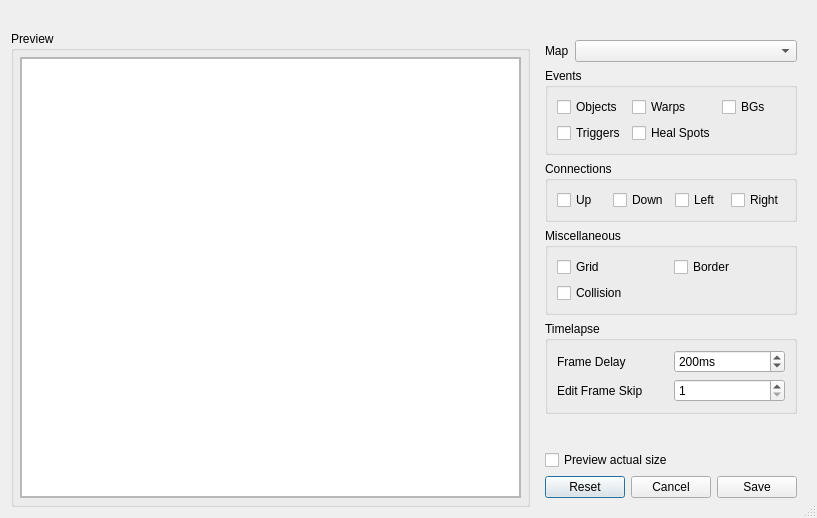
Above: forms/mapimageexporter.ui from huderlem/porymap before the change. Below: the same form after it.
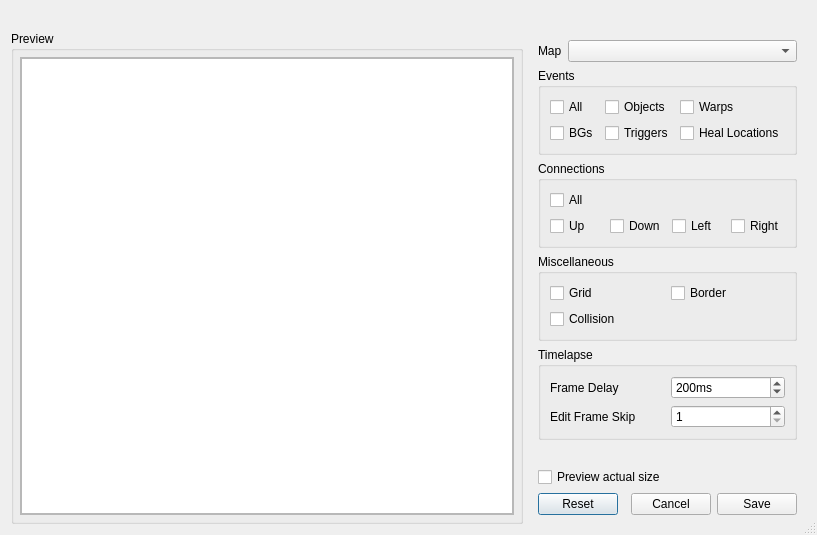
That is the form after the change. Custom widgets are drawn as their Qt base class.

Commit message: Add 'All' settings, avoid unnecessary work in a few places

Diff of the .ui file:
```diff
--- a/forms/mapimageexporter.ui
+++ b/forms/mapimageexporter.ui
@@ -7,7 +7,7 @@
     <x>0</x>
     <y>0</y>
     <width>817</width>
-    <height>518</height>
+    <height>535</height>
    </rect>
   </property>
   <property name="windowTitle">
@@ -52,41 +52,48 @@
         <layout class="QGridLayout" name="gridLayout_2">
          <item row="0" column="0">
           <layout class="QGridLayout" name="gridLayout_Event_Options">
-           <item row="0" column="1">
-            <widget class="QCheckBox" name="checkBox_Warps">
+           <item row="1" column="1">
+            <widget class="QCheckBox" name="checkBox_Triggers">
              <property name="text">
-              <string>Warps</string>
+              <string>Triggers</string>
              </property>
             </widget>
            </item>
-           <item row="0" column="0">
+           <item row="0" column="1">
             <widget class="QCheckBox" name="checkBox_Objects">
              <property name="text">
               <string>Objects</string>
              </property>
             </widget>
            </item>
+           <item row="1" column="2">
+            <widget class="QCheckBox" name="checkBox_HealLocations">
+             <property name="text">
+              <string>Heal Locations</string>
+             </property>
+            </widget>
+           </item>
            <item row="0" column="2">
+            <widget class="QCheckBox" name="checkBox_Warps">
+             <property name="text">
+              <string>Warps</string>
+             </property>
+            </widget>
+           </item>
+           <item row="0" column="0">
+            <widget class="QCheckBox" name="checkBox_AllEvents">
+             <property name="text">
+              <string>All</string>
+             </property>
+            </widget>
+           </item>
+           <item row="1" column="0">
             <widget class="QCheckBox" name="checkBox_BGs">
              <property name="text">
               <string>BGs</string>
              </property>
             </widget>
            </item>
-           <item row="1" column="0">
-            <widget class="QCheckBox" name="checkBox_Triggers">
-             <property name="text">
-              <string>Triggers</string>
-             </property>
-            </widget>
-           </item>
-           <item row="1" column="1">
-            <widget class="QCheckBox" name="checkBox_HealSpots">
-             <property name="text">
-              <string>Heal Spots</string>
-             </property>
-            </widget>
-           </item>
           </layout>
          </item>
         </layout>
@@ -100,34 +107,41 @@
         <layout class="QGridLayout" name="gridLayout_3">
          <item row="0" column="0">
           <layout class="QGridLayout" name="gridLayout_Connection_Options">
-           <item row="0" column="0">
-            <widget class="QCheckBox" name="checkBox_ConnectionUp">
-             <property name="text">
-              <string>Up</string>
-             </property>
-            </widget>
-           </item>
-           <item row="0" column="1">
-            <widget class="QCheckBox" name="checkBox_ConnectionDown">
-             <property name="text">
-              <string>Down</string>
-             </property>
-            </widget>
-           </item>
-           <item row="0" column="2">
+           <item row="1" column="2">
             <widget class="QCheckBox" name="checkBox_ConnectionLeft">
              <property name="text">
               <string>Left</string>
              </property>
             </widget>
            </item>
-           <item row="0" column="3">
+           <item row="1" column="0">
+            <widget class="QCheckBox" name="checkBox_ConnectionUp">
+             <property name="text">
+              <string>Up</string>
+             </property>
+            </widget>
+           </item>
+           <item row="1" column="3">
             <widget class="QCheckBox" name="checkBox_ConnectionRight">
              <property name="text">
               <string>Right</string>
              </property>
             </widget>
            </item>
+           <item row="1" column="1">
+            <widget class="QCheckBox" name="checkBox_ConnectionDown">
+             <property name="text">
+              <string>Down</string>
+             </property>
+            </widget>
+           </item>
+           <item row="0" column="0">
+            <widget class="QCheckBox" name="checkBox_AllConnections">
+             <property name="text">
+              <string>All</string>
+             </property>
+            </widget>
+           </item>
           </layout>
          </item>
         </layout>
@@ -317,8 +331,8 @@
           <rect>
            <x>0</x>
            <y>0</y>
-           <width>500</width>
-           <height>439</height>
+           <width>469</width>
+           <height>464</height>
           </rect>
          </property>
          <layout class="QGridLayout" name="gridLayout">
```
The commit also changes 2 other files.
